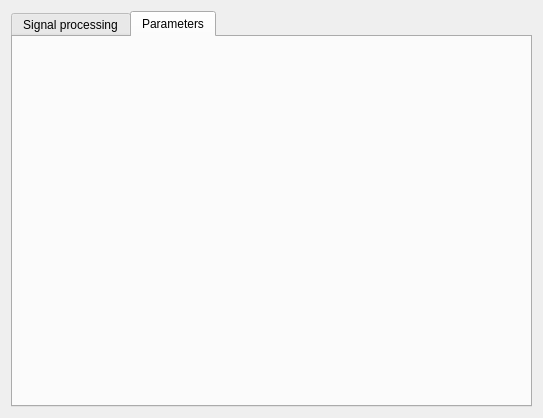
This is Hanse/Module_SonarLocalization/form_sonarlocalization.ui in iti-luebeck/HANSE2011 as Qt 5 draws it before an edit. The edited form follows.
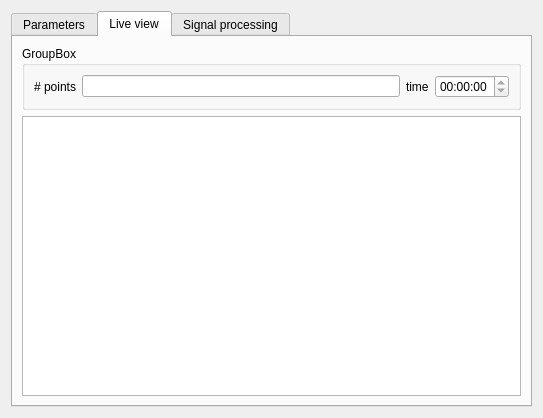
This is the edited form.

What changed in the file:
```diff
--- a/Hanse/Module_SonarLocalization/form_sonarlocalization.ui
+++ b/Hanse/Module_SonarLocalization/form_sonarlocalization.ui
@@ -13,12 +13,89 @@
   <property name="windowTitle">
    <string>Form</string>
   </property>
-  <layout class="QVBoxLayout" name="verticalLayout">
-   <item>
+  <layout class="QGridLayout" name="gridLayout">
+   <item row="0" column="0">
     <widget class="QTabWidget" name="tabWidget">
      <property name="currentIndex">
       <number>1</number>
      </property>
+     <widget class="QWidget" name="tab_2">
+      <attribute name="title">
+       <string>Parameters</string>
+      </attribute>
+      <layout class="QFormLayout" name="formLayout">
+       <item row="0" column="0">
+        <widget class="QLabel" name="label_3">
+         <property name="text">
+          <string>Map file: </string>
+         </property>
+        </widget>
+       </item>
+       <item row="0" column="1">
+        <widget class="QLineEdit" name="config_mapFile"/>
+       </item>
+       <item row="2" column="0" colspan="2">
+        <widget class="QPushButton" name="pushButton">
+         <property name="text">
+          <string>Apply</string>
+         </property>
+        </widget>
+       </item>
+       <item row="1" column="0">
+        <widget class="QLabel" name="label_4">
+         <property name="text">
+          <string>Sat image:</string>
+         </property>
+        </widget>
+       </item>
+       <item row="1" column="1">
+        <widget class="QLineEdit" name="config_satImage"/>
+       </item>
+      </layout>
+     </widget>
+     <widget class="QWidget" name="tab_3">
+      <attribute name="title">
+       <string>Live view</string>
+      </attribute>
+      <layout class="QVBoxLayout" name="verticalLayout_4">
+       <item>
+        <widget class="QGroupBox" name="groupBox">
+         <property name="title">
+          <string>GroupBox</string>
+         </property>
+         <layout class="QGridLayout" name="gridLayout_2">
+          <item row="0" column="1">
+           <widget class="QLineEdit" name="no_points"/>
+          </item>
+          <item row="0" column="0">
+           <widget class="QLabel" name="label">
+            <property name="text">
+             <string># points</string>
+            </property>
+           </widget>
+          </item>
+          <item row="0" column="2">
+           <widget class="QLabel" name="label_2">
+            <property name="text">
+             <string>time</string>
+            </property>
+           </widget>
+          </item>
+          <item row="0" column="3">
+           <widget class="QTimeEdit" name="time">
+            <property name="readOnly">
+             <bool>true</bool>
+            </property>
+           </widget>
+          </item>
+         </layout>
+        </widget>
+       </item>
+       <item>
+        <widget class="QGraphicsView" name="mapView"/>
+       </item>
+      </layout>
+     </widget>
      <widget class="QWidget" name="tab">
       <attribute name="title">
        <string>Signal processing</string>
@@ -50,11 +127,6 @@
        </item>
       </layout>
      </widget>
-     <widget class="QWidget" name="tab_2">
-      <attribute name="title">
-       <string>Parameters</string>
-      </attribute>
-     </widget>
     </widget>
    </item>
   </layout>
```
